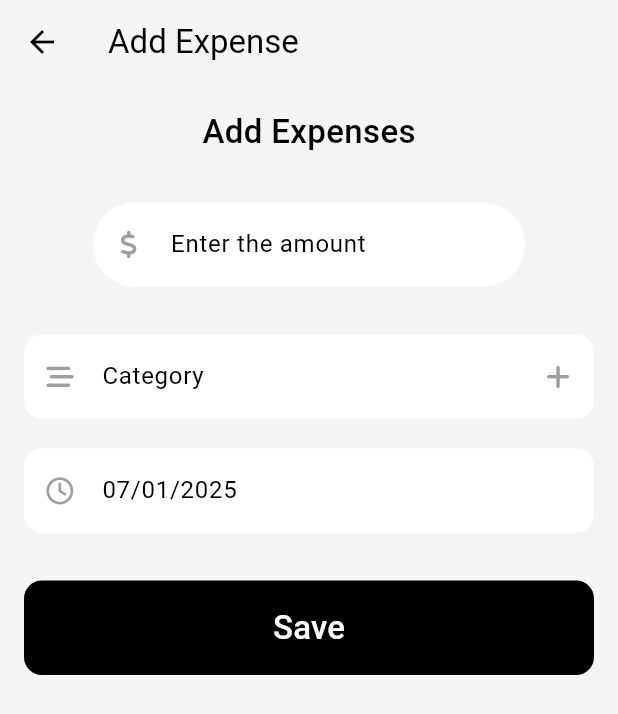
After one commit to DePonteJuan/expense_tracker, a Flutter app: the screen it shows after launch, after a tap on an icon or button, on a phone screen of 412 x 824 dp. The commit adds this screen. Shown: the top 714 px of the screen. Run offline on Flutter 3.47's test engine with Material 3 defaults, Android fonts, the phone set to English and light mode, and no system bars; our stand-ins replace fl_chart, font_awesome_flutter.

Commit message:
added categories to add_expense class

```diff
--- /dev/null
+++ b/lib/screens/add_expense/views/add_expense_screen.dart
@@ -0,0 +1,160 @@
+import 'package:flutter/material.dart';
+import 'package:font_awesome_flutter/font_awesome_flutter.dart';
+import 'package:intl/intl.dart';
+
+class AddExpenseScreen extends StatefulWidget {
+  const AddExpenseScreen({super.key});
+
+  @override
+  State<AddExpenseScreen> createState() => _AddExpenseScreenState();
+}
+
+class _AddExpenseScreenState extends State<AddExpenseScreen> {
+  final TextEditingController _amountController = TextEditingController();
+  final TextEditingController _categoryController = TextEditingController();
+  final TextEditingController _dateController = TextEditingController();
+  DateTime? _selectedDate = DateTime.now();
+  @override
+  void initState() {
+    super.initState();
+    _dateController.text = DateFormat('dd/MM/yyyy').format(DateTime.now());
+  }
+
+  Widget build(BuildContext context) {
+    return GestureDetector(
+      onTap: () {
+        FocusScope.of(context).unfocus();
+      },
+      child: Scaffold(
+        appBar: AppBar(
+          title: Text('Add Expense'),
+        ),
+        body: Padding(
+          padding: const EdgeInsets.all(16.0),
+          child: Column(
+            crossAxisAlignment: CrossAxisAlignment.center,
+            children: [
+              Text(
+                'Add Expenses',
+                style: TextStyle(fontSize: 22, fontWeight: FontWeight.w500),
+              ),
+              SizedBox(
+                height: 32,
+              ),
+              SizedBox(
+                width: MediaQuery.of(context).size.width * 0.7,
+                child: TextFormField(
+                  controller: _amountController,
+                  decoration: InputDecoration(
+                    filled: true,
+                    fillColor: Colors.white,
+                    prefixIcon: Icon(FontAwesomeIcons.dollarSign,
+                        size: 18, color: Colors.grey),
+                    border: OutlineInputBorder(
+                      borderRadius: BorderRadius.circular(30),
+                      borderSide: BorderSide.none,
+                    ),
+                    hintText: 'Enter the amount',
+                  ),
+                ),
+              ),
+              SizedBox(
+                height: 32,
+              ),
+              TextFormField(
+                controller: _categoryController,
+                readOnly: true,
+                onTap: () {
+                  showModalBottomSheet(
+                      context: context,
+                      builder: (context) => Container(
+                            child: Text('Category'),
+                          ));
+                },
+                decoration: InputDecoration(
+                  suffixIcon: IconButton(
+                      onPressed: () {
+                        showDialog(
+                          context: context,
+                          builder: (context) => AlertDialog(
+                            title: Text('Category'),
+                            content: Text('Category'),
+                            actions: [
+                              TextButton(
+                                  onPressed: () {}, child: Text('Cancel')),
+                              TextButton(onPressed: () {}, child: Text('Save'))
+                            ],
+                          ),
+                        );
+                      },
+                      icon: Icon(FontAwesomeIcons.plus,
+                          size: 18, color: Colors.grey)),
+                  filled: true,
+                  fillColor: Colors.white,
+                  prefixIcon: Icon(FontAwesomeIcons.barsStaggered,
+                      size: 18, color: Colors.grey),
+                  border: OutlineInputBorder(
+                    borderRadius: BorderRadius.circular(12),
+                    borderSide: BorderSide.none,
+                  ),
+                  hintText: 'Category',
+                ),
+              ),
+              SizedBox(
+                height: 20,
+              ),
+              TextFormField(
+                controller: _dateController,
+                readOnly: true,
+                onTap: () async {
+                  DateTime? newDate = await showDatePicker(
+                      context: context,
+                      initialDate: _selectedDate,
+                      firstDate: DateTime.now(),
+                      lastDate: DateTime.now().add(Duration(days: 365)));
+                  if (newDate != null) {
+                    setState(() {
+                      _selectedDate = newDate;
+                      _dateController.text =
+                          DateFormat('dd/MM/yyyy').format(newDate);
+                    });
+                  }
+                },
+                decoration: InputDecoration(
+                  filled: true,
+                  fillColor: Colors.white,
+                  prefixIcon: Icon(FontAwesomeIcons.clock,
+                      size: 18, color: Colors.grey),
+                  border: OutlineInputBorder(
+                    borderRadius: BorderRadius.circular(12),
+                    borderSide: BorderSide.none,
+                  ),
+                  hintText: 'Date',
+                ),
+              ),
+              SizedBox(
+                height: 32,
+              ),
+              SizedBox(
+                  width: double.infinity,
+                  child: TextButton(
+                      style: TextButton.styleFrom(
+                          backgroundColor: Colors.black,
+                          padding: EdgeInsets.all(16),
+                          shape: RoundedRectangleBorder(
+                              borderRadius: BorderRadius.circular(12))),
+                      onPressed: () {},
+                      child: Text(
+                        'Save',
+                        style: TextStyle(
+                            color: Colors.white,
+                            fontSize: 22,
+                            fontWeight: FontWeight.w500),
+                      )))
+            ],
+          ),
+        ),
+      ),
+    );
+  }
+}
--- a/lib/screens/home/views/home_screen.dart
+++ b/lib/screens/home/views/home_screen.dart
@@ -3,29 +3,59 @@ import 'dart:math';
 import 'package:flutter/cupertino.dart';
 import 'package:flutter/material.dart';
 
+import '../../add_expense/views/add_expense_screen.dart';
+import '../../stats/views/stats_screen.dart';
 import 'main_screen.dart';
 
-class HomeScreen extends StatelessWidget {
+class HomeScreen extends StatefulWidget {
   const HomeScreen({super.key});
+
+  @override
+  State<HomeScreen> createState() => _HomeScreenState();
+}
+
+class _HomeScreenState extends State<HomeScreen> {
+  var widgetList = [
+    const MainScreen(),
+    const StatScreen(),
+  ];
+  int currentIndex = 0;
+  late Color selectedColor = Theme.of(context).colorScheme.primary;
+  Color unselectedColor = Colors.grey;
   @override
   Widget build(BuildContext context) {
     var theme = Theme.of(context);
 
     return Scaffold(
-      body: const MainScreen(),
+      //appBar: AppBar(),
+      body: widgetList[currentIndex],
 
-      bottomNavigationBar: BottomNavigationBar(
+      bottomNavigationBar: ClipRRect(
+        borderRadius: const BorderRadius.vertical(
+          top: Radius.circular(30),
+        ),
+        child: BottomNavigationBar(
+          onTap: (index) {
+
+            setState(() {
+              currentIndex = index;
+            });
+          },
+          fixedColor: currentIndex == 0 ? theme.colorScheme.primary : theme.colorScheme.secondary,
           backgroundColor: Colors.white,
           showSelectedLabels: false,
           showUnselectedLabels: false,
           elevation: 3,
           items: [
-          BottomNavigationBarItem(icon: Icon(CupertinoIcons.home), label: 'Home'),
-          BottomNavigationBarItem(icon: Icon(CupertinoIcons.graph_square_fill), label: 'Graph'),
+            BottomNavigationBarItem(icon: Icon(CupertinoIcons.home, color: currentIndex == 0 ? selectedColor : unselectedColor,), label: 'Home'),
+            BottomNavigationBarItem(icon: Icon(CupertinoIcons.graph_square_fill, color: currentIndex == 1 ? selectedColor : unselectedColor,), label: 'Graph'),
           ],
         ),
+      ),
       floatingActionButton: FloatingActionButton(
-        onPressed: () {},
+        onPressed: () {
+          Navigator.push(context, MaterialPageRoute(builder: (context) => const AddExpenseScreen()));
+        },
         shape: const CircleBorder(),
         child: Container(
           padding: const EdgeInsets.all(10),
--- a/pubspec.yaml
+++ b/pubspec.yaml
@@ -34,6 +34,9 @@ dependencies:
   # The following adds the Cupertino Icons font to your application.
   # Use with the CupertinoIcons class for iOS style icons.
   cupertino_icons: ^1.0.8
+  fl_chart: ^0.70.0
+  font_awesome_flutter: ^10.8.0
+  intl: ^0.20.1
 
 dev_dependencies:
   flutter_test:
@@ -56,6 +59,8 @@ flutter:
   # included with your application, so that you can use the icons in
   # the material Icons class.
   uses-material-design: true
+  assets:
+    - assets/icons/
 
   # To add assets to your application, add an assets section, like this:
   # assets:
```
Also changed, not shown: lib/screens/stats/views/chart.dart (added, +147 -0 lines), lib/screens/stats/views/stats_screen.dart (added, +33 -0 lines), assets/icons/entertainment.svg (added), assets/icons/food.svg (added), assets/icons/house.svg (added), assets/icons/pet.svg (added), assets/icons/shopping.svg (added), assets/icons/tech.svg (added), assets/icons/transport.svg (added), assets/icons/travel.svg (added), pubspec.lock. Lines whose indentation alone changed are shown as unchanged.
